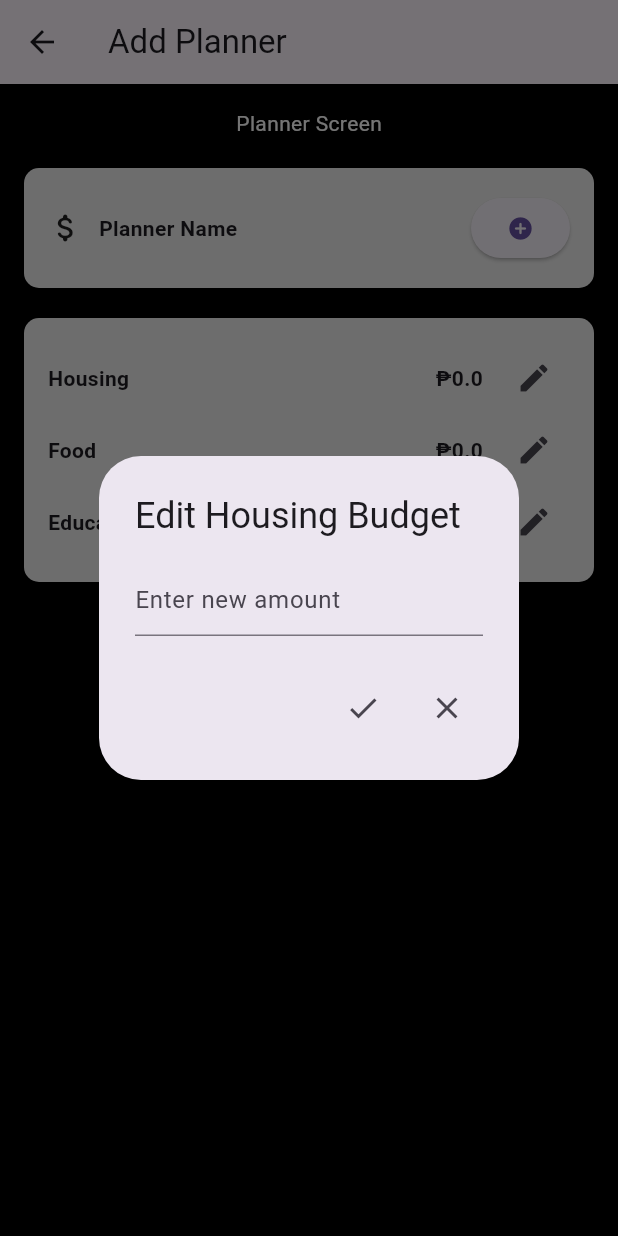
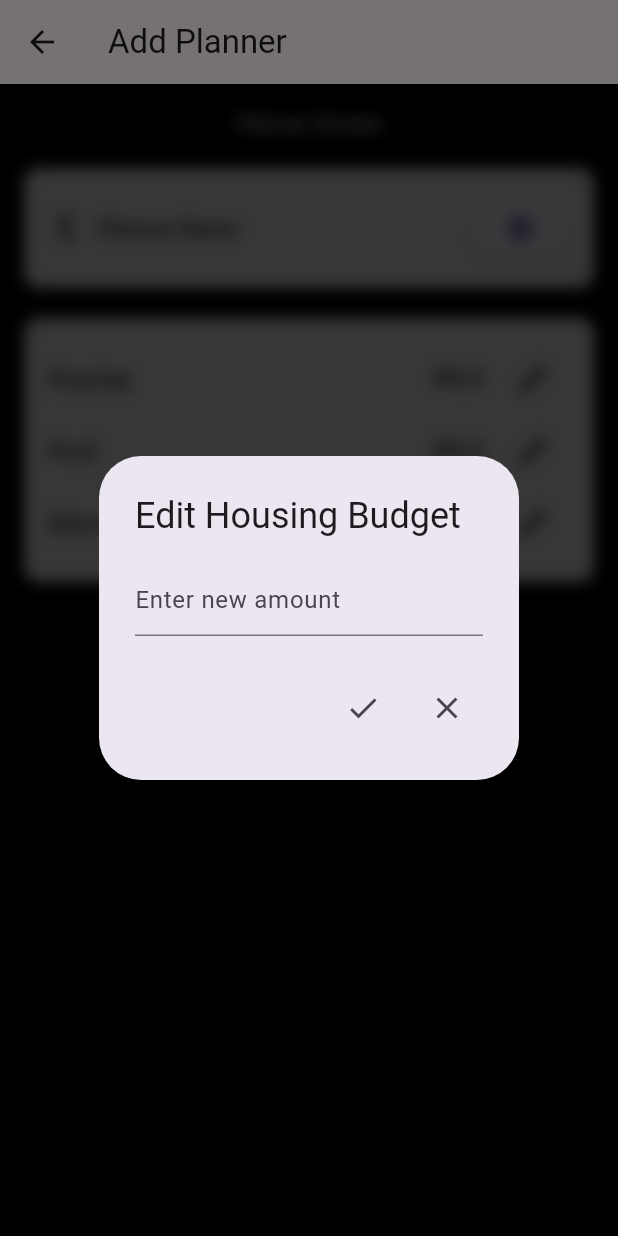
Before and after one commit to euphori/employee-management, a Flutter app: the AddPlannerScreen screen opened directly, after a tap on the "edit" icon, on a phone screen of 412 x 824 dp. Run offline on Flutter 3.47's test engine with Material 3 defaults, Android fonts, the light colour scheme and no system bars; our stand-ins replace cloud_firestore, firebase_auth, firebase_core; accounts and stored records are empty.

Commit message:
updated addplanner and editbudget

```diff
--- a/lib/features/user_auth/presentation/pages/add_planner_screen.dart
+++ b/lib/features/user_auth/presentation/pages/add_planner_screen.dart
@@ -1,4 +1,5 @@
 import 'package:flutter/material.dart';
+import 'dart:ui'; // Import for ImageFilter
 
 class AddPlannerScreen extends StatefulWidget {
   @override
@@ -13,6 +14,8 @@ class _AddPlannerScreenState extends State<AddPlannerScreen> {
     'Education': 0,
   };
 
+  bool _isDialogOpen = false;
+
   @override
   Widget build(BuildContext context) {
     return Scaffold(
@@ -26,7 +29,9 @@ class _AddPlannerScreenState extends State<AddPlannerScreen> {
         ),
       ),
       backgroundColor: Colors.black, // Set the background color of the entire screen
-      body: Padding(
+      body: Stack(
+        children: [
+          Padding(
             padding: const EdgeInsets.all(16.0),
             child: Column(
               children: [
@@ -58,13 +63,7 @@ class _AddPlannerScreenState extends State<AddPlannerScreen> {
                       ),
                       ElevatedButton(
                         onPressed: () {
-                      _showPlannerNameDialog(context).then((value) {
-                        if (value != null) {
-                          setState(() {
-                            plannerName = value;
-                          });
-                        }
-                      });
+                          _showPlannerNameDialog(context);
                         },
                         child: Icon(Icons.add_circle_rounded),
                       ),
@@ -95,6 +94,15 @@ class _AddPlannerScreenState extends State<AddPlannerScreen> {
               ],
             ),
           ),
+          if (_isDialogOpen)
+            BackdropFilter(
+              filter: ImageFilter.blur(sigmaX: 5, sigmaY: 5), // Apply blur effect
+              child: Container(
+                color: Colors.black.withOpacity(0.5), // Transparent black background
+              ),
+            ),
+        ],
+      ),
     );
   }
 
@@ -115,13 +123,7 @@ class _AddPlannerScreenState extends State<AddPlannerScreen> {
             SizedBox(width: 10),
             IconButton(
               onPressed: () {
-                _showEditBudgetDialog(context, title, amount).then((newAmount) {
-                  if (newAmount != null) {
-                    setState(() {
-                      budgets[title] = double.parse(newAmount);
-                    });
-                  }
-                });
+                _showEditBudgetDialog(context, title, amount);
               },
               icon: Icon(Icons.edit),
             ),
@@ -131,8 +133,12 @@ class _AddPlannerScreenState extends State<AddPlannerScreen> {
     );
   }
 
-  Future<String?> _showPlannerNameDialog(BuildContext context) async {
-    return showDialog<String>(
+  Future<void> _showPlannerNameDialog(BuildContext context) async {
+    setState(() {
+      _isDialogOpen = true;
+    });
+
+    String? newPlannerName = await showDialog<String>(
       context: context,
       barrierDismissible: false,
       builder: (BuildContext context) {
@@ -165,16 +171,29 @@ class _AddPlannerScreenState extends State<AddPlannerScreen> {
         );
       },
     );
+
+    setState(() {
+      _isDialogOpen = false;
+    });
+
+    if (newPlannerName != null && newPlannerName.isNotEmpty) {
+      setState(() {
+        plannerName = newPlannerName;
+      });
+    }
   }
 
-  Future<String?> _showEditBudgetDialog(
-      BuildContext context, String title, String amount) async {
-    String newAmount = amount;
+  Future<void> _showEditBudgetDialog(BuildContext context, String title, String amount) async {
+    setState(() {
+      _isDialogOpen = true;
+    });
 
-    return showDialog<String>(
+    String? newAmount = await showDialog<String>(
       context: context,
       barrierDismissible: false,
       builder: (BuildContext context) {
+        String newAmount = amount;
+
         return AlertDialog(
           title: Text('Edit $title Budget'),
           content: TextField(
@@ -202,5 +221,21 @@ class _AddPlannerScreenState extends State<AddPlannerScreen> {
         );
       },
     );
+
+    setState(() {
+      _isDialogOpen = false;
+    });
+
+    if (newAmount != null && newAmount.isNotEmpty) {
+      setState(() {
+        budgets[title] = double.parse(newAmount);
+      });
     }
   }
+}
+
+void main() {
+  runApp(MaterialApp(
+    home: AddPlannerScreen(),
+  ));
+}
--- a/lib/features/user_auth/presentation/pages/edit_budget_screen.dart
+++ b/lib/features/user_auth/presentation/pages/edit_budget_screen.dart
@@ -13,6 +13,7 @@ class EditBudgetScreen extends StatelessWidget {
           },
         ),
       ),
+      backgroundColor: Colors.black, // Set the background color to black
       body: SingleChildScrollView(
         padding: EdgeInsets.symmetric(vertical: 50),
         child: Center(
```
Lines whose indentation alone changed are shown as unchanged.
